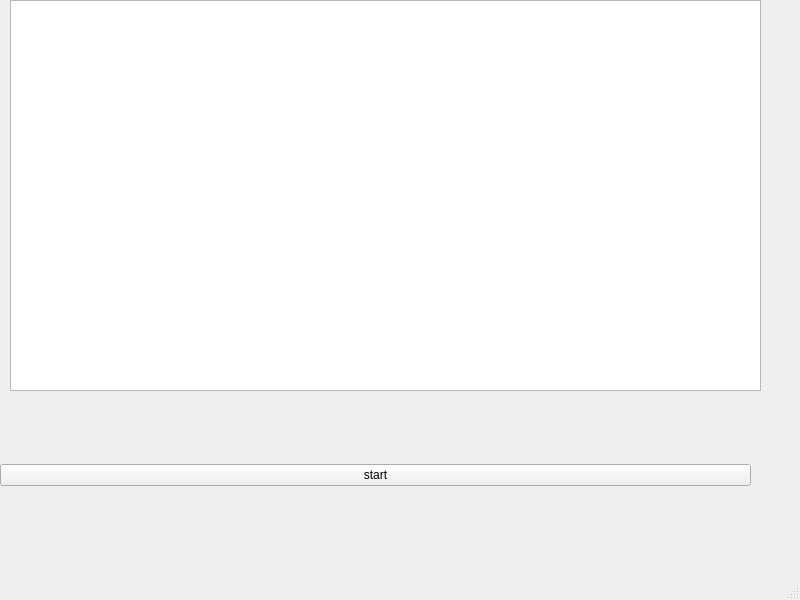
Above: mainwindow.ui from MaripazVertel/MaripazVertelMarquez-Laboratorio5 before the change. Below: the same form after it.
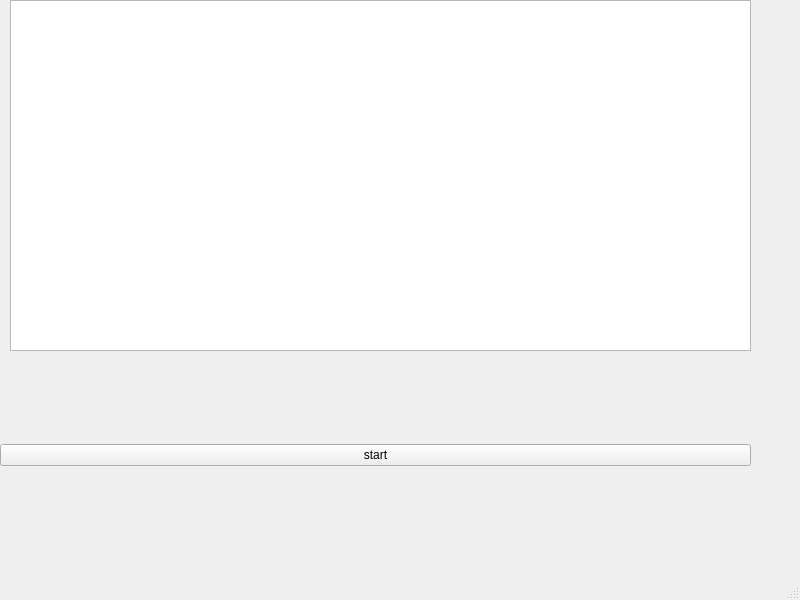
That is the form after the change.

The edit to the form file:
```diff
--- a/mainwindow.ui
+++ b/mainwindow.ui
@@ -18,9 +18,9 @@
     <property name="geometry">
      <rect>
       <x>0</x>
-      <y>400</y>
+      <y>360</y>
       <width>751</width>
-      <height>151</height>
+      <height>191</height>
      </rect>
     </property>
     <layout class="QVBoxLayout" name="verticalLayout">
@@ -38,8 +38,8 @@
      <rect>
       <x>10</x>
       <y>0</y>
-      <width>751</width>
-      <height>391</height>
+      <width>741</width>
+      <height>351</height>
      </rect>
     </property>
    </widget>
```
